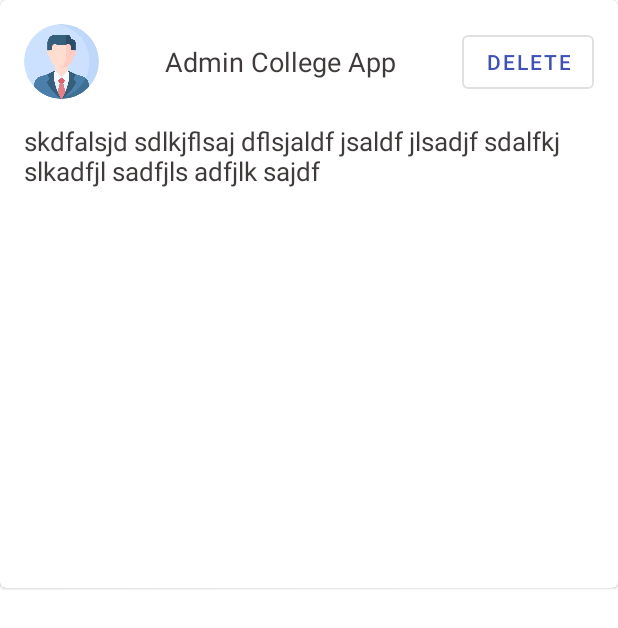
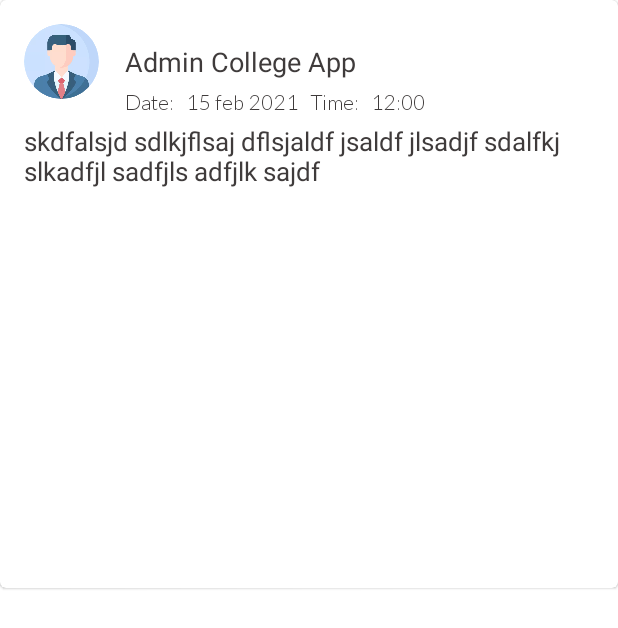
Before and after one commit to ShyamSutar/GESPOLY, an Android app: the layout newsfeed_item_layout.xml on its own in the app's theme, with its tools: preview values and no code run, on a phone screen of 412 x 824 dp. Shown: the top 628 px of the screen. Run offline under Robolectric (Android 15) with nearby library versions, the phone set to English and light mode, and no system bars.

Commit message:
added date and time in feed

```diff
--- a/app/src/main/res/layout/newsfeed_item_layout.xml
+++ b/app/src/main/res/layout/newsfeed_item_layout.xml
@@ -20,7 +20,8 @@
             android:textColor="@color/textColor"
             android:textSize="18sp"
             app:layout_constraintBottom_toBottomOf="@+id/circleImageView"
-            app:layout_constraintEnd_toStartOf="@+id/deleteNotice1"
+            app:layout_constraintEnd_toEndOf="parent"
+            app:layout_constraintHorizontal_bias="0.098"
             app:layout_constraintStart_toEndOf="@+id/circleImageView"
             app:layout_constraintTop_toTopOf="@+id/circleImageView" />
 
@@ -31,16 +32,6 @@
             android:src="@drawable/profile"
             app:layout_constraintStart_toStartOf="parent"
             app:layout_constraintTop_toTopOf="parent" />
-
-        <com.google.android.material.button.MaterialButton
-            android:id="@+id/deleteNotice1"
-            style="@style/Widget.MaterialComponents.Button.OutlinedButton"
-            android:layout_width="wrap_content"
-            android:layout_height="wrap_content"
-            android:text="Delete"
-            app:layout_constraintBottom_toBottomOf="@+id/textView5"
-            app:layout_constraintEnd_toEndOf="parent"
-            app:layout_constraintTop_toTopOf="@+id/textView5" />
 
         <TextView
             android:id="@+id/deleteNoticeTitle"
@@ -54,6 +45,7 @@
             app:layout_constraintStart_toStartOf="parent"
             app:layout_constraintTop_toBottomOf="@+id/circleImageView" />
 
+
         <ImageView
             android:id="@+id/deleteNoticeImage"
             android:layout_width="match_parent"
@@ -64,6 +56,69 @@
             app:layout_constraintStart_toStartOf="parent"
             app:layout_constraintTop_toBottomOf="@+id/deleteNoticeTitle" />
 
+        <LinearLayout
+            android:layout_width="wrap_content"
+            android:layout_height="wrap_content"
+            android:orientation="horizontal"
+            app:layout_constraintBottom_toTopOf="@+id/deleteNoticeTitle"
+            app:layout_constraintStart_toStartOf="@+id/textView5"
+            app:layout_constraintTop_toBottomOf="@+id/textView5">
+
+            <TextView
+                android:id="@+id/dasdfte"
+                android:layout_width="wrap_content"
+                android:layout_height="wrap_content"
+                android:layout_marginRight="5dp"
+                android:fontFamily="@string/light"
+                android:text="Date: "
+                android:textColor="@color/textColor"
+                android:textSize="@dimen/text_size01"
+                app:layout_constraintBottom_toTopOf="@+id/deleteNoticeTitle"
+                app:layout_constraintStart_toStartOf="@+id/textView5"
+                app:layout_constraintTop_toBottomOf="@+id/textView5" />
+
+            <TextView
+                android:id="@+id/date"
+                android:layout_width="wrap_content"
+                android:layout_height="wrap_content"
+                android:layout_marginRight="5dp"
+                android:fontFamily="@string/light"
+                android:text="15 feb 2021 "
+                android:textColor="@color/textColor"
+                android:textSize="@dimen/text_size01"
+                app:layout_constraintBottom_toTopOf="@+id/deleteNoticeTitle"
+                app:layout_constraintStart_toStartOf="@+id/textView5"
+                app:layout_constraintTop_toBottomOf="@+id/textView5" />
+
+            <TextView
+                android:id="@+id/textViewss4"
+                android:layout_width="wrap_content"
+                android:layout_height="wrap_content"
+                android:layout_marginRight="5dp"
+                android:fontFamily="@string/light"
+                android:text="Time: "
+                android:textColor="@color/textColor"
+                android:textSize="@dimen/text_size01"
+                app:layout_constraintBottom_toTopOf="@+id/deleteNoticeTitle"
+                app:layout_constraintStart_toStartOf="@+id/textView5"
+                app:layout_constraintTop_toBottomOf="@+id/textView5" />
+
+            <TextView
+                android:id="@+id/time"
+                android:layout_width="wrap_content"
+                android:layout_height="wrap_content"
+
+                android:fontFamily="@string/light"
+                android:text="12:00 "
+                android:textColor="@color/textColor"
+                android:textSize="@dimen/text_size01"
+                app:layout_constraintBottom_toTopOf="@+id/deleteNoticeTitle"
+                app:layout_constraintStart_toStartOf="@+id/textView5"
+                app:layout_constraintTop_toBottomOf="@+id/textView5" />
+
+
+        </LinearLayout>
+
 
     </androidx.constraintlayout.widget.ConstraintLayout>
 </com.google.android.material.card.MaterialCardView>
```
